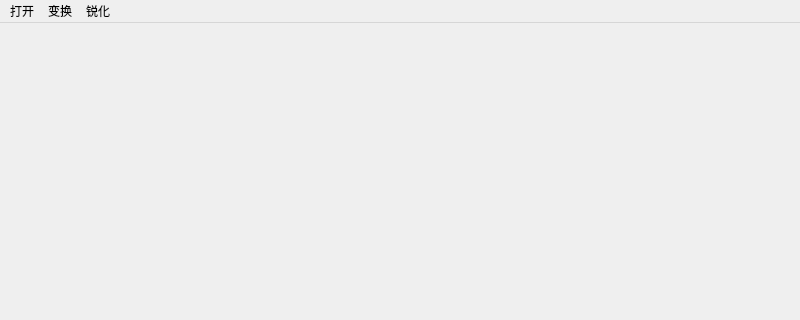
The window that mainwindow.ui (PurpleRabb/Qt-Image-Process) describes before a commit, drawn with Qt 5; both pictures show x 0 to 800 and y 0 to 320 of the 800 by 600 pixel window.
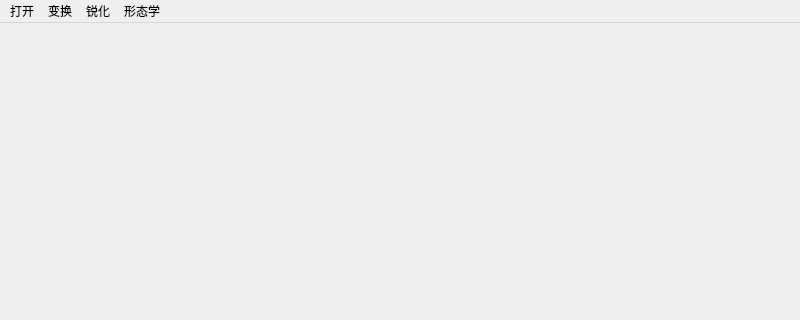
The same window after the commit.

Commit message: 添加一个数值对话框设置二值化阈值

The edit to the form file:
```diff
--- a/mainwindow.ui
+++ b/mainwindow.ui
@@ -54,9 +54,17 @@
     <addaction name="menu_2"/>
     <addaction name="actionsobel"/>
    </widget>
+   <widget class="QMenu" name="menu_3">
+    <property name="title">
+     <string>形态学</string>
+    </property>
+    <addaction name="actionfushi"/>
+    <addaction name="actionpengzhang"/>
+   </widget>
    <addaction name="openMenu"/>
    <addaction name="transMenu"/>
    <addaction name="menu"/>
+   <addaction name="menu_3"/>
   </widget>
   <widget class="QStatusBar" name="statusbar"/>
   <action name="actionOpen_Image">
```
Left out of the diff: 10 changed lines with no effect on the pictures. The commit also changes 6 other files.
